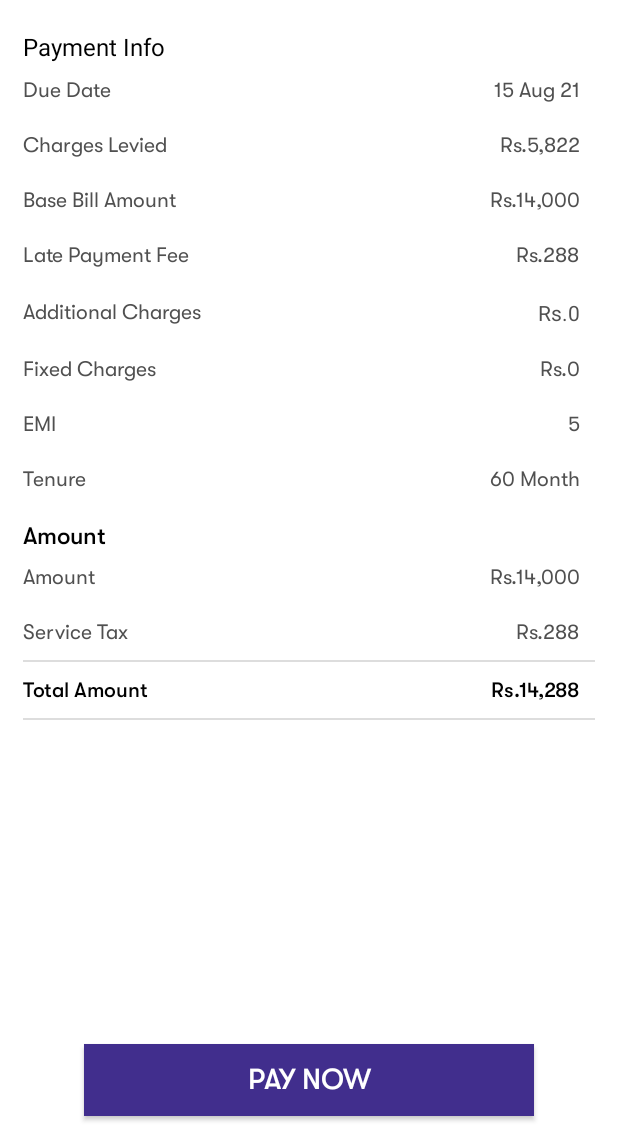
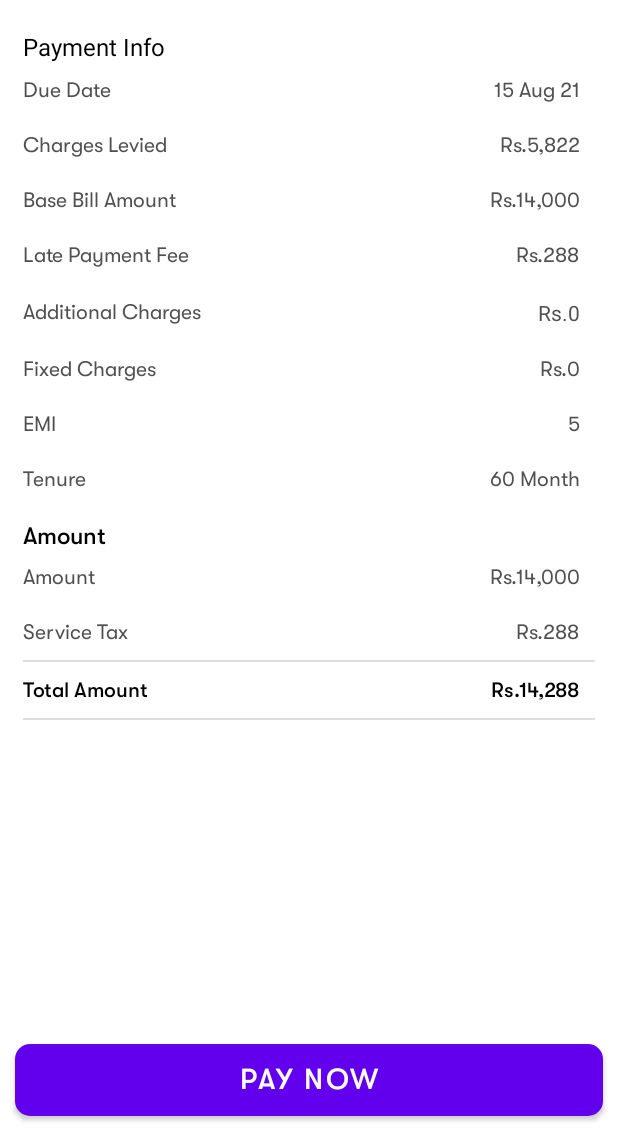
Before and after one commit to aabhii-0202/Pay_EMI, an Android app: the paymentInfo screen opened directly, with no data from a screen before it, on a phone screen of 412 x 824 dp, the part 90-1236 px from its top. Run offline under Robolectric (Android 15) with nearby library versions, the phone set to English and light mode, and no system bars.

Commit message:
transaction_Search

```diff
--- /dev/null
+++ b/app/src/main/res/drawable/button_bg.xml
@@ -0,0 +1,10 @@
+<?xml version="1.0" encoding="utf-8"?>
+<selector xmlns:android="http://schemas.android.com/apk/res/android">
+    <item>
+        <shape android:shape="rectangle">
+            <corners android:radius="10dp"/>
+            <solid android:color="@color/btncolor"/>
+        </shape>
+    </item>
+
+</selector>
--- a/app/src/main/res/layout/activity_add_load_account.xml
+++ b/app/src/main/res/layout/activity_add_load_account.xml
@@ -145,7 +145,7 @@
             android:textSize="19sp"
             android:fontFamily="@font/gtwalsheim_pro_medium"
             android:textColor="@color/white"
-            android:background="@color/Button_color"
+            android:background="@drawable/button_bg"
             />
 
 
--- a/app/src/main/res/layout/activity_complaint_registration.xml
+++ b/app/src/main/res/layout/activity_complaint_registration.xml
@@ -260,7 +260,7 @@
                 android:background="#f4f6f8"
                 android:orientation="vertical"
                 android:paddingHorizontal="24dp"
-                android:visibility="gone"
+                android:visibility="visible"
                 app:layout_constraintEnd_toEndOf="parent"
                 app:layout_constraintStart_toStartOf="parent"
                 app:layout_constraintTop_toBottomOf="@+id/ll1">
@@ -343,12 +343,12 @@
 
                 <Button
                     android:id="@+id/submit"
-                    android:layout_width="312dp"
+                    android:layout_width="match_parent"
                     android:layout_height="wrap_content"
                     android:layout_gravity="center"
                     android:layout_marginTop="32dp"
                     android:layout_marginBottom="10dp"
-                    android:background="@color/btncolor"
+                    android:background="@drawable/button_bg"
                     android:fontFamily="@font/gtwalsheim_pro_medium"
                     android:text="Submit"
                     android:textSize="19sp" />
--- a/app/src/main/res/layout/activity_pay_emi.xml
+++ b/app/src/main/res/layout/activity_pay_emi.xml
@@ -191,7 +191,7 @@
             android:fontFamily="@font/gtwalsheim_pro_medium"
             android:textSize="12sp"
             android:textColor="@color/white"
-            android:background="@color/Button_color"
+            android:background="@drawable/button_bg"
             android:layout_marginVertical="50dp"
             android:layout_marginHorizontal="20dp"/>
     </LinearLayout>
--- a/app/src/main/res/layout/activity_payment_info.xml
+++ b/app/src/main/res/layout/activity_payment_info.xml
@@ -493,12 +493,13 @@
         </LinearLayout>
     </ScrollView>
 
-    <androidx.appcompat.widget.AppCompatButton
+    <Button
         android:id="@+id/pay_now"
-        android:layout_width="300dp"
+        android:layout_width="match_parent"
         android:layout_height="wrap_content"
+        android:layout_marginHorizontal="10dp"
         android:layout_marginBottom="20dp"
-        android:background="#412e8d"
+        android:background="@drawable/button_bg"
         android:text="Pay Now"
         android:textSize="19sp"
         android:fontFamily="@font/gtwalsheim_pro_medium"
--- a/app/src/main/res/layout/activity_taransaction_search.xml
+++ b/app/src/main/res/layout/activity_taransaction_search.xml
@@ -164,6 +164,7 @@
                 app:layout_constraintTop_toTopOf="parent">
 
                 <TextView
+                    android:id="@+id/fromtext"
                     android:layout_width="0dp"
                     android:layout_height="wrap_content"
                     android:layout_marginStart="16sp"
@@ -202,6 +203,7 @@
                 app:layout_constraintTop_toTopOf="parent">
 
                 <TextView
+                    android:id="@+id/totext"
                     android:layout_width="0dp"
                     android:layout_height="wrap_content"
                     android:layout_marginStart="16sp"
@@ -280,7 +282,7 @@
             android:layout_marginVertical="20dp"
             android:text="Search"
             android:textColor="@color/white"
-            android:background="#2D1397"/>
+            android:background="@drawable/button_bg"/>
     </LinearLayout>
 
     <LinearLayout
--- a/app/src/main/res/layout/complaint_registered_popup.xml
+++ b/app/src/main/res/layout/complaint_registered_popup.xml
@@ -3,6 +3,7 @@
     xmlns:app="http://schemas.android.com/apk/res-auto"
     android:layout_width="312dp"
     app:cardCornerRadius="10dp"
+    android:background="@color/white"
     app:flow_horizontalAlign="center"
     android:layout_height="198dp">
 
```
Also changed, not shown: app/src/main/AndroidManifest.xml (+6 -5 lines), app/src/main/java/com/mediustechnologies/payemi/activities/transaction_Search.java (+29 -1 lines), app/src/main/java/com/mediustechnologies/payemi/commons/DatePickerFragment.java (added, +26 -0 lines).
